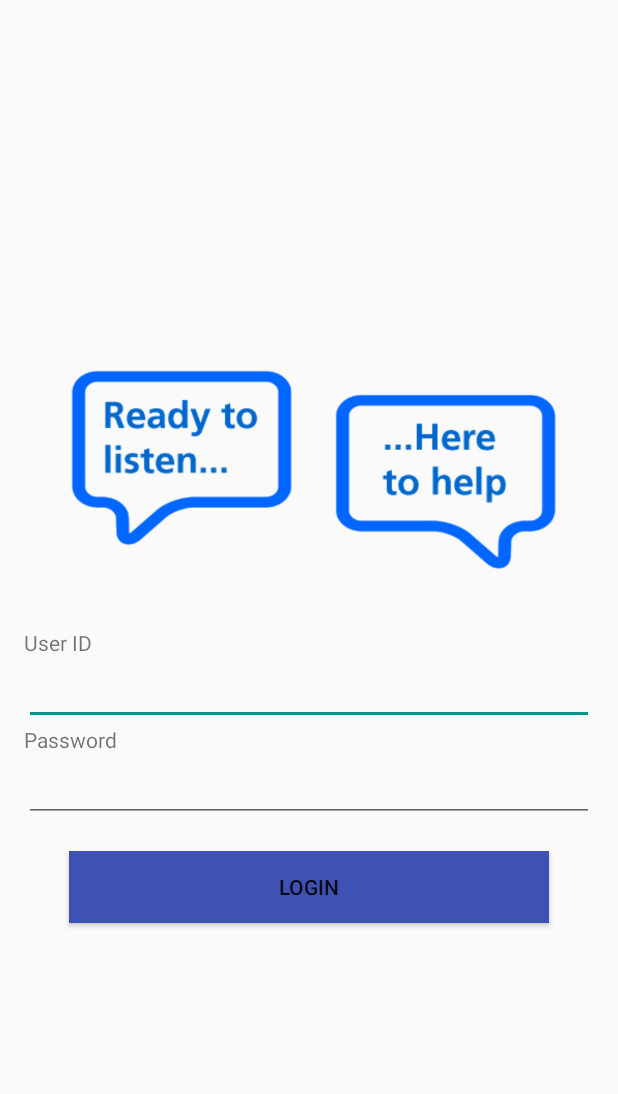
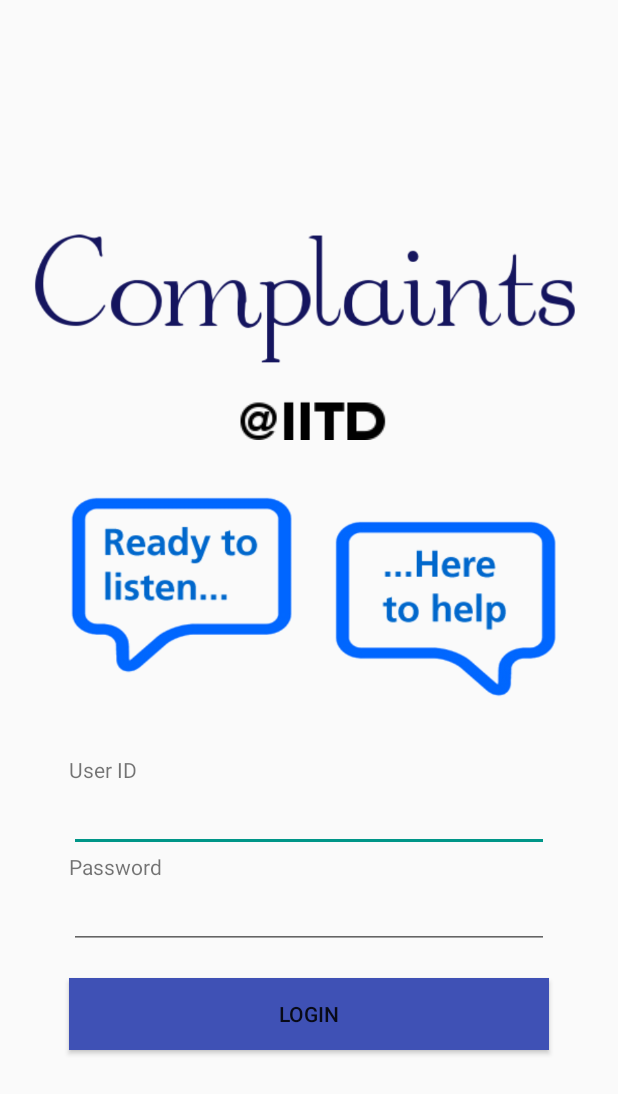
Before and after one commit to akshittyagi/Complaints-IITD, an Android app: the Activity_Login screen opened directly, with no data from a screen before it, on a phone screen of 412 x 824 dp. Shown: the top 1094 px of the screen. Run offline under Robolectric (Android 15) with nearby library versions, the phone set to English and light mode, and no system bars; our stand-ins replace Volley.

Commit message:
login page

```diff
--- a/app/src/main/res/layout/activity_login.xml
+++ b/app/src/main/res/layout/activity_login.xml
@@ -18,6 +18,20 @@
         android:gravity="center"
         >
 
+        <ImageView
+            android:layout_width="match_parent"
+            android:layout_height="wrap_content"
+            android:id="@+id/imageView2"
+            android:src="@drawable/logintext"
+            android:layout_gravity="center_horizontal"/>
+        <ImageView
+            android:layout_width="match_parent"
+            android:layout_height="wrap_content"
+            android:id="@+id/imageView3"
+            android:src="@drawable/name2"
+            android:layout_marginTop="-20dp"
+            android:layout_gravity="center_horizontal"/>
+
 
         <ImageView
             android:layout_width="wrap_content"
@@ -32,7 +46,10 @@
             android:layout_height="wrap_content"
             android:textAppearance="?android:attr/textAppearanceSmall"
             android:text="User ID"
-            android:layout_gravity="left" />
+            android:layout_gravity="left"
+            android:layout_marginLeft="30dp"
+            android:layout_marginRight="30dp"
+            />
 
         <EditText
             android:layout_width="match_parent"
@@ -41,7 +58,10 @@
             android:singleLine="true"
             android:imeOptions="actionNext"
             android:textColor="@color/colorPrimaryText"
-            android:layout_gravity="center_horizontal" />
+            android:layout_gravity="center_horizontal"
+            android:layout_marginLeft="30dp"
+            android:layout_marginRight="30dp"
+            />
 
         <TextView
             android:layout_width="wrap_content"
@@ -49,6 +69,8 @@
             android:textAppearance="?android:attr/textAppearanceSmall"
             android:text="Password"
             android:id="@+id/textView2"
+            android:layout_marginLeft="30dp"
+            android:layout_marginRight="30dp"
 
             android:layout_gravity="left" />
 
@@ -60,7 +82,10 @@
             android:textColor="@color/colorPrimaryText"
             android:id="@+id/password"
 
-            android:layout_gravity="center_horizontal" />
+            android:layout_gravity="center_horizontal"
+            android:layout_marginLeft="30dp"
+            android:layout_marginRight="30dp"
+            />
 
         <TextView
             android:layout_width="wrap_content"
@@ -68,7 +93,10 @@
             android:textAppearance="?android:attr/textAppearanceSmall"
             android:text=""
             android:id="@+id/textView3"
-            android:layout_gravity="center_horizontal" />
+            android:layout_gravity="center_horizontal"
+            android:layout_marginLeft="30dp"
+            android:layout_marginRight="30dp"
+            />
 
         <Button
             android:layout_width="match_parent"
```
Also changed, not shown: app/src/main/res/drawable/logintext.png (added), app/src/main/res/drawable/name2.png (added).
